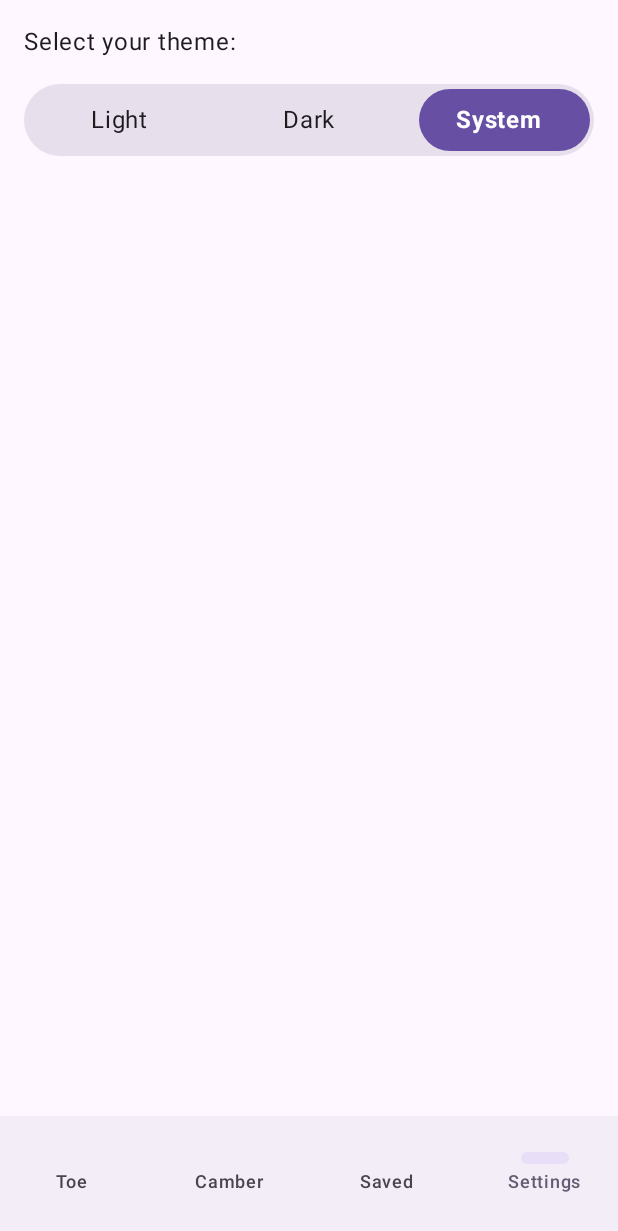
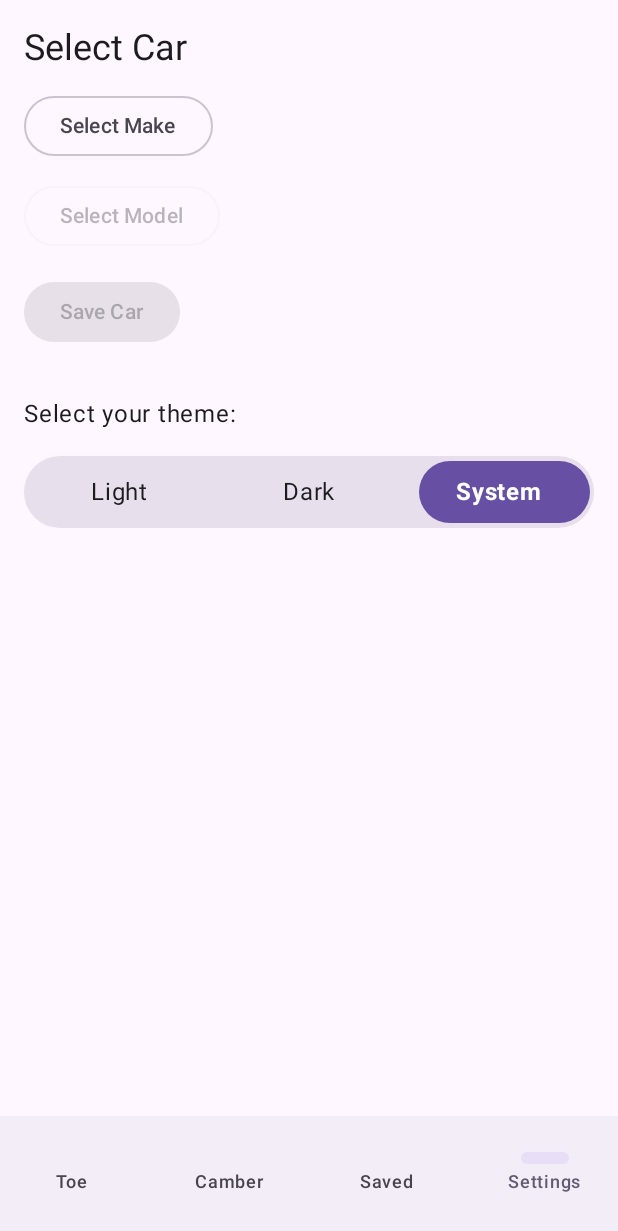
Before and after one commit to lCubosl/MEICM_DDM_individual-project, an Android app built with Jetpack Compose: the screen it shows after launch (MainActivity), item 4 of the bottom bar chosen, on a phone screen of 412 x 824 dp. Shown: the top 1231 px of the screen. Run offline under Robolectric (Android 15) with nearby library versions, the phone set to English and light mode, and no system bars; our stand-ins replace Room's generated code; network calls fail.

Commit message:
INTEGRATION WITH CARAPI makes and models v2

```diff
--- a/app/src/main/AndroidManifest.xml
+++ b/app/src/main/AndroidManifest.xml
@@ -1,6 +1,7 @@
 <?xml version="1.0" encoding="utf-8"?>
 <manifest xmlns:android="http://schemas.android.com/apk/res/android"
     xmlns:tools="http://schemas.android.com/tools">
+    <uses-permission android:name="android.permission.INTERNET"/>
 
     <application
         android:allowBackup="true"
--- a/app/src/main/java/com/example/alignment_tool/MainActivity.kt
+++ b/app/src/main/java/com/example/alignment_tool/MainActivity.kt
@@ -22,19 +22,41 @@ import com.example.alignment_tool.data.repository.ToeRepository
 import com.example.alignment_tool.data.viewmodel.ToeViewModel
 import com.example.alignment_tool.data.viewmodel.ToeViewModelFactory
 import androidx.lifecycle.viewmodel.compose.viewModel
+import com.example.alignment_tool.data.datastore.CarPreferences
+import com.example.alignment_tool.data.remote.CarApiClient
 import com.example.alignment_tool.data.repository.CamberRepository
+import com.example.alignment_tool.data.repository.CarRepository
 import com.example.alignment_tool.data.viewmodel.CamberViewModel
 import com.example.alignment_tool.data.viewmodel.CamberViewModelFactory
+import com.example.alignment_tool.data.viewmodel.CarViewModel
+import com.example.alignment_tool.data.viewmodel.CarViewModelFactory
+import com.example.alignment_tool.data.viewmodel.ThemeViewModelFactory
 
 class MainActivity : ComponentActivity() {
     override fun onCreate(savedInstanceState: Bundle?) {
         super.onCreate(savedInstanceState)
         setContent {
 
+            // FOR THE LOVE OF GOD THIS SHOULD GO A .ENV
+            val api = CarApiClient.createService(
+                apiKey = "21334d2c-b7cb-498e-9402-e115645ecf23",
+                apiSecret = "6235b270ef22d10e211808bfdff7b76e"
+            )
+
+            // CAR API
+            val carRepo = CarRepository(api)
+            val carPrefs = CarPreferences(this)
+            val carVM: CarViewModel = viewModel(
+                factory = CarViewModelFactory(carRepo, carPrefs)
+            )
+
             // THEME VIEWMODEL
             val themeRepo = ThemeRepository(applicationContext)
-            val themeVM = remember { ThemeViewModel(themeRepo) }
+            val themeVM: ThemeViewModel = viewModel(
+                factory = ThemeViewModelFactory(themeRepo)
+            )
             val theme by themeVM.currentTheme.collectAsState()
+
 
             val colorScheme = when (theme) {
                 AppTheme.LIGHT -> lightColorScheme()
@@ -69,7 +91,8 @@ class MainActivity : ComponentActivity() {
                         toeViewModel = toeVM,
                         toeRepository = toeRepo,
                         camberViewModel = camberVM,
-                        camberRepository = camberRepo
+                        camberRepository = camberRepo, // <--- THIS WAS MISSING
+                        carViewModel = carVM
                     )
                 }
             }
--- /dev/null
+++ b/app/src/main/java/com/example/alignment_tool/data/datastore/CarPreferences.kt
@@ -0,0 +1,35 @@
+package com.example.alignment_tool.data.datastore
+
+import android.content.Context
+import androidx.datastore.preferences.core.edit
+import androidx.datastore.preferences.core.intPreferencesKey
+import androidx.datastore.preferences.core.stringPreferencesKey
+import androidx.datastore.preferences.preferencesDataStore
+import kotlinx.coroutines.flow.map
+
+private val Context.dataStore by preferencesDataStore("car_preferences")
+
+class CarPreferences(private val context: Context) {
+
+    companion object {
+        val CAR_MAKE = stringPreferencesKey("car_make")
+        val CAR_MODEL = stringPreferencesKey("car_model")
+        val CAR_MAKE_ID = intPreferencesKey("car_make_id")
+        val CAR_MODEL_ID = intPreferencesKey("car_model_id")
+    }
+
+    val carMake = context.dataStore.data.map { it[CAR_MAKE] ?: "" }
+    val carModel = context.dataStore.data.map { it[CAR_MODEL] ?: "" }
+
+    suspend fun saveCarSelection(
+        make: String,
+        makeId: Int,
+        model: String,
+        modelId: Int
+    ) = context.dataStore.edit {
+        it[CAR_MAKE] = make
+        it[CAR_MODEL] = model
+        it[CAR_MAKE_ID] = makeId
+        it[CAR_MODEL_ID] = modelId
+    }
+}
--- /dev/null
+++ b/app/src/main/java/com/example/alignment_tool/data/model/ThemeOption.kt
@@ -0,0 +1,5 @@
+package com.example.alignment_tool.data.model
+
+enum class ThemeOption {
+    LIGHT, DARK, SYSTEM
+}
--- /dev/null
+++ b/app/src/main/java/com/example/alignment_tool/data/remote/CarApiClient.kt
@@ -0,0 +1,33 @@
+package com.example.alignment_tool.data.remote
+
+import okhttp3.Interceptor
+import okhttp3.OkHttpClient
+import retrofit2.Retrofit
+import retrofit2.converter.gson.GsonConverterFactory
+
+object CarApiClient {
+
+    private const val BASE_URL = "https://carapi.app/api/"
+
+    fun createService(apiKey: String, apiSecret: String): CarApiService {
+
+        val authInterceptor = Interceptor { chain ->
+            val request = chain.request().newBuilder()
+                .addHeader("x-api-key", apiKey)
+                .addHeader("x-api-secret", apiSecret)
+                .build()
+            chain.proceed(request)
+        }
+
+        val client = OkHttpClient.Builder()
+            .addInterceptor(authInterceptor)
+            .build()
+
+        return Retrofit.Builder()
+            .baseUrl(BASE_URL)
+            .addConverterFactory(GsonConverterFactory.create())
+            .client(client)
+            .build()
+            .create(CarApiService::class.java)
+    }
+}
--- /dev/null
+++ b/app/src/main/java/com/example/alignment_tool/data/remote/CarApiService.kt
@@ -0,0 +1,17 @@
+package com.example.alignment_tool.data.remote
+
+import com.example.alignment_tool.data.remote.model.CarMakeResponse
+import com.example.alignment_tool.data.remote.model.CarModel
+import com.example.alignment_tool.data.remote.model.CarModelsResponse
+import retrofit2.http.GET
+import retrofit2.http.Query
+
+interface CarApiService {
+
+    @GET("makes/v2")
+    suspend fun getMakes(): CarMakeResponse
+
+    @GET("models/v2")
+    suspend fun getModels(@Query("make_id") makeId: Int): CarModelsResponse
+
+}
--- /dev/null
+++ b/app/src/main/java/com/example/alignment_tool/data/remote/model/CarMake.kt
@@ -0,0 +1,6 @@
+package com.example.alignment_tool.data.remote.model
+
+data class CarMake(
+    val id: Int,
+    val name: String
+)
--- /dev/null
+++ b/app/src/main/java/com/example/alignment_tool/data/remote/model/CarMakeResponse.kt
@@ -0,0 +1,6 @@
+package com.example.alignment_tool.data.remote.model
+
+data class CarMakeResponse(
+    val success: Boolean,
+    val data: List<CarMake>
+)
--- /dev/null
+++ b/app/src/main/java/com/example/alignment_tool/data/remote/model/CarModel.kt
@@ -0,0 +1,6 @@
+package com.example.alignment_tool.data.remote.model
+
+data class CarModel(
+    val id: Int,
+    val name: String
+)
--- /dev/null
+++ b/app/src/main/java/com/example/alignment_tool/data/remote/model/CarModelIsResponse.kt
@@ -0,0 +1,6 @@
+package com.example.alignment_tool.data.remote.model
+
+data class CarModelsResponse(
+    val success: Boolean,
+    val data: List<CarModel>
+)
--- /dev/null
+++ b/app/src/main/java/com/example/alignment_tool/data/repository/CarRepository.kt
@@ -0,0 +1,19 @@
+package com.example.alignment_tool.data.repository
+
+import com.example.alignment_tool.data.remote.CarApiService
+import com.example.alignment_tool.data.remote.model.CarMake
+import com.example.alignment_tool.data.remote.model.CarMakeResponse
+import com.example.alignment_tool.data.remote.model.CarModel
+
+class CarRepository(private val api: CarApiService) {
+
+    suspend fun getMakes(): List<CarMake> {
+        val response = api.getMakes()  // returns CarMakeResponse
+        return response.data           // extract the list
+    }
+
+    suspend fun getModels(makeId: Int): List<CarModel> {
+        val response = api.getModels(makeId) // if API returns object
+        return response.data
+    }
+}
--- /dev/null
+++ b/app/src/main/java/com/example/alignment_tool/data/viewmodel/CarViewModel.kt
@@ -0,0 +1,65 @@
+package com.example.alignment_tool.data.viewmodel
+
+import androidx.lifecycle.ViewModel
+import androidx.lifecycle.viewModelScope
+import com.example.alignment_tool.data.datastore.CarPreferences
+import com.example.alignment_tool.data.remote.model.CarMake
+import com.example.alignment_tool.data.remote.model.CarModel
+import com.example.alignment_tool.data.repository.CarRepository
+import kotlinx.coroutines.flow.*
+import kotlinx.coroutines.launch
+
+class CarViewModel(
+    private val repository: CarRepository,
+    private val prefs: CarPreferences
+) : ViewModel() {
+
+    private val _makes = MutableStateFlow<List<CarMake>>(emptyList())
+    val makes: StateFlow<List<CarMake>> = _makes
+
+    private val _models = MutableStateFlow<List<CarModel>>(emptyList())
+    val models: StateFlow<List<CarModel>> = _models
+
+    private val _selectedMake = MutableStateFlow<CarMake?>(null)
+    val selectedMake = _selectedMake.asStateFlow()
+
+    private val _selectedModel = MutableStateFlow<CarModel?>(null)
+    val selectedModel = _selectedModel.asStateFlow()
+
+    suspend fun loadMakes() {
+        try {
+            val makesList = repository.getMakes()
+            _makes.value = makesList
+        } catch (e: Exception) {
+            e.printStackTrace()
+            _makes.value = emptyList()
+        }
+    }
+
+    fun loadModels(makeId: Int) {
+        viewModelScope.launch {
+            _models.value = repository.getModels(makeId)
+        }
+    }
+
+    fun selectMake(make: CarMake) {
+        _selectedMake.value = make
+        loadModels(make.id)
+    }
+
+    fun selectModel(model: CarModel) {
+        _selectedModel.value = model
+    }
+
+    fun saveCarSelection() {
+        val make = selectedMake.value ?: return
+        val model = selectedModel.value ?: return
+
+        viewModelScope.launch {
+            prefs.saveCarSelection(
+                make.name, make.id,
+                model.name, model.id
+            )
+        }
+    }
+}
--- /dev/null
+++ b/app/src/main/java/com/example/alignment_tool/data/viewmodel/CarViewModelFactory.kt
@@ -0,0 +1,17 @@
+package com.example.alignment_tool.data.viewmodel
+
+import com.example.alignment_tool.data.datastore.CarPreferences
+import com.example.alignment_tool.data.repository.CarRepository
+
+class CarViewModelFactory(
+    private val repo: CarRepository,
+    private val prefs: CarPreferences
+) : androidx.lifecycle.ViewModelProvider.Factory {
+    override fun <T : androidx.lifecycle.ViewModel> create(modelClass: Class<T>): T {
+        if (modelClass.isAssignableFrom(CarViewModel::class.java)) {
+            @Suppress("UNCHECKED_CAST")
+            return CarViewModel(repo, prefs) as T
+        }
+        throw IllegalArgumentException("Unknown ViewModel class")
+    }
+}
--- a/app/src/main/java/com/example/alignment_tool/data/viewmodel/ThemeViewModel.kt
+++ b/app/src/main/java/com/example/alignment_tool/data/viewmodel/ThemeViewModel.kt
@@ -2,25 +2,23 @@ package com.example.alignment_tool.data.viewmodel
 
 import androidx.lifecycle.ViewModel
 import androidx.lifecycle.viewModelScope
+import com.example.alignment_tool.data.repository.ThemeRepository
 import com.example.alignment_tool.ui.screen.AppTheme
-import com.example.alignment_tool.data.repository.ThemeRepository
-import kotlinx.coroutines.flow.SharingStarted
-import kotlinx.coroutines.flow.stateIn
+import kotlinx.coroutines.flow.MutableStateFlow
+import kotlinx.coroutines.flow.StateFlow
 import kotlinx.coroutines.launch
 
-class ThemeViewModel(private val repo: ThemeRepository) : ViewModel() {
+class ThemeViewModel(
+    private val repo: ThemeRepository
+) : ViewModel() {
 
-    // Current theme as a StateFlow
-    val currentTheme = repo.themeFlow.stateIn(
-        viewModelScope,
-        SharingStarted.Companion.Eagerly,
-        AppTheme.SYSTEM
-    )
+    private val _currentTheme = MutableStateFlow(AppTheme.SYSTEM)
+    val currentTheme: StateFlow<AppTheme> = _currentTheme
 
-    // Change theme and persist it
     fun selectTheme(theme: AppTheme) {
         viewModelScope.launch {
-            repo.saveTheme(theme)
+            _currentTheme.value = theme
+            repo.saveTheme(theme)  // if you store it in DataStore
         }
     }
 }
--- /dev/null
+++ b/app/src/main/java/com/example/alignment_tool/data/viewmodel/ThemeViewModelFactory.kt
@@ -0,0 +1,17 @@
+package com.example.alignment_tool.data.viewmodel
+
+import androidx.lifecycle.ViewModel
+import androidx.lifecycle.ViewModelProvider
+import com.example.alignment_tool.data.repository.ThemeRepository
+
+class ThemeViewModelFactory(
+    private val repo: ThemeRepository
+) : ViewModelProvider.Factory {
+    override fun <T : ViewModel> create(modelClass: Class<T>): T {
+        if (modelClass.isAssignableFrom(ThemeViewModel::class.java)) {
+            @Suppress("UNCHECKED_CAST")
+            return ThemeViewModel(repo) as T
+        }
+        throw IllegalArgumentException("Unknown ViewModel class")
+    }
+}
--- a/app/src/main/java/com/example/alignment_tool/navigation/NavGraph.kt
+++ b/app/src/main/java/com/example/alignment_tool/navigation/NavGraph.kt
@@ -16,6 +16,7 @@ import com.example.alignment_tool.data.viewmodel.ThemeViewModel
 import com.example.alignment_tool.data.viewmodel.ToeViewModel
 import com.example.alignment_tool.data.repository.ToeRepository
 import com.example.alignment_tool.data.viewmodel.CamberViewModel
+import com.example.alignment_tool.data.viewmodel.CarViewModel
 
 sealed class Screen(val route: String, val title: String) {
     object Toe : Screen("toe", "Toe")
@@ -32,7 +33,8 @@ fun NavGraph(
     toeViewModel: ToeViewModel,
     toeRepository: ToeRepository,
     camberViewModel: CamberViewModel,
-    camberRepository: CamberRepository
+    camberRepository: CamberRepository,
+    carViewModel: CarViewModel
 ) {
     NavHost(
         navController = navController,
@@ -54,9 +56,11 @@ fun NavGraph(
 
         composable(Screen.Settings.route) {
             val theme by themeViewModel.currentTheme.collectAsState()
+
             SettingsScreen(
                 currentTheme = theme,
-                onThemeSelected = { themeViewModel.selectTheme(it) }
+                onThemeSelected = { themeViewModel.selectTheme(it) },
+                carViewModel = carViewModel
             )
         }
     }
--- a/app/src/main/java/com/example/alignment_tool/ui/screen/SettingsScreen.kt
+++ b/app/src/main/java/com/example/alignment_tool/ui/screen/SettingsScreen.kt
@@ -4,7 +4,6 @@ import androidx.compose.animation.core.animateDpAsState
 import androidx.compose.foundation.background
 import androidx.compose.foundation.clickable
 import androidx.compose.foundation.layout.*
-import androidx.compose.foundation.layout.Arrangement
 import androidx.compose.foundation.shape.RoundedCornerShape
 import androidx.compose.material3.*
 import androidx.compose.runtime.*
@@ -16,20 +15,89 @@ import androidx.compose.ui.platform.LocalDensity
 import androidx.compose.ui.text.font.FontWeight
 import androidx.compose.ui.unit.dp
 import androidx.compose.ui.unit.sp
+import com.example.alignment_tool.data.viewmodel.CarViewModel
+import com.example.alignment_tool.data.model.ThemeOption
 
 enum class AppTheme {
     LIGHT, DARK, SYSTEM
 }
 
 @Composable
-fun SettingsScreen(currentTheme: AppTheme, onThemeSelected: (AppTheme) -> Unit) {
-    Column(
-        modifier = Modifier
-            .fillMaxSize()
-            .padding(16.dp),
-        horizontalAlignment = Alignment.Start,
-        verticalArrangement = Arrangement.Top
-    ) {
+fun SettingsScreen(
+    currentTheme: AppTheme,
+    onThemeSelected: (AppTheme) -> Unit,
+    carViewModel: CarViewModel
+) {
+    val makes by carViewModel.makes.collectAsState(initial = emptyList())
+    val models by carViewModel.models.collectAsState(initial = emptyList())
+
+    var expandedMake by remember { mutableStateOf(false) }
+    var expandedModel by remember { mutableStateOf(false) }
+
+    val selectedMake by carViewModel.selectedMake.collectAsState()
+    val selectedModel by carViewModel.selectedModel.collectAsState()
+
+    LaunchedEffect(Unit) {
+        carViewModel.loadMakes()
+    }
+
+    Column(modifier = Modifier.padding(16.dp)) {
+
+        Text("Select Car", style = MaterialTheme.typography.headlineSmall)
+        Spacer(Modifier.height(12.dp))
+
+        // ---- Make Dropdown
+        Box {
+            OutlinedButton(onClick = { expandedMake = true }) {
+                Text(selectedMake?.name ?: "Select Make")
+            }
+            DropdownMenu(expanded = expandedMake, onDismissRequest = { expandedMake = false }) {
+                makes.forEach { make ->
+                    DropdownMenuItem(
+                        text = { Text(make.name) },
+                        onClick = {
+                            carViewModel.selectMake(make)
+                            expandedMake = false
+                        }
+                    )
+                }
+            }
+        }
+
+        Spacer(Modifier.height(12.dp))
+
+        // ---- Model Dropdown
+        Box {
+            OutlinedButton(
+                onClick = { if (models.isNotEmpty()) expandedModel = true },
+                enabled = selectedMake != null
+            ) {
+                Text(selectedModel?.name ?: "Select Model")
+            }
+            DropdownMenu(expanded = expandedModel, onDismissRequest = { expandedModel = false }) {
+                models.forEach { model ->
+                    DropdownMenuItem(
+                        text = { Text(model.name) },
+                        onClick = {
+                            carViewModel.selectModel(model)
+                            expandedModel = false
+                        }
+                    )
+                }
+            }
+        }
+
+        Spacer(Modifier.height(16.dp))
+
+        Button(
+            onClick = { carViewModel.saveCarSelection() },
+            enabled = selectedMake != null && selectedModel != null
+        ) {
+            Text("Save Car")
+        }
+
+        Spacer(Modifier.height(32.dp))
+
         Text("Select your theme:", fontSize = 16.sp)
         Spacer(modifier = Modifier.height(16.dp))
 
@@ -56,7 +124,7 @@ fun ThemeSegmentedControl(
     var segmentWidthDp by remember { mutableStateOf(0.dp) }
     val density = LocalDensity.current
 
-    val highlightFraction = 0.9f   // any value you want
+    val highlightFraction = 0.9f
 
     val segmentWidth = segmentWidthDp
     val highlightWidth = segmentWidth * highlightFraction
@@ -70,12 +138,12 @@ fun ThemeSegmentedControl(
 
     Box(
         modifier = Modifier
-            .fillMaxWidth(1f)
+            .fillMaxWidth()
             .height(48.dp)
             .clip(RoundedCornerShape(50))
             .background(MaterialTheme.colorScheme.surfaceVariant)
     ) {
-        // Sliding highlight
+        // Highlight behind selected segment
         Box(
             modifier = Modifier
                 .fillMaxHeight()
@@ -96,6 +164,7 @@ fun ThemeSegmentedControl(
                 }
         ) {
             options.forEachIndexed { index, (theme, label) ->
+
                 Box(
                     modifier = Modifier
                         .weight(1f)
```
Also changed, not shown: app/build.gradle.kts (+8 -0 lines).
